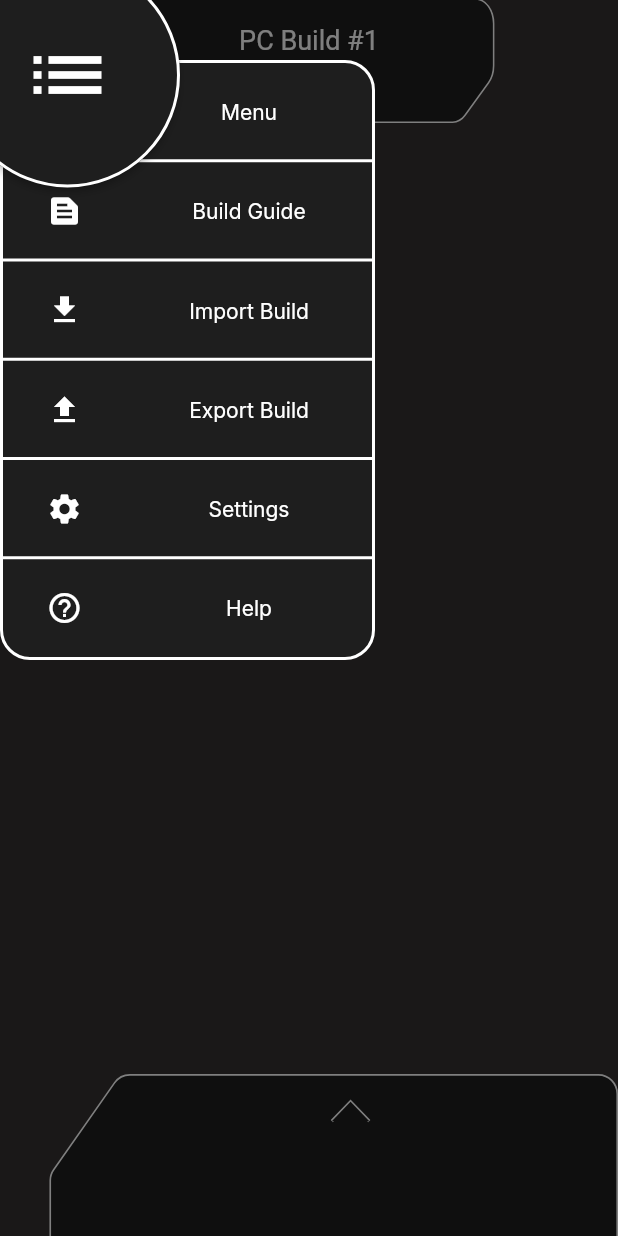
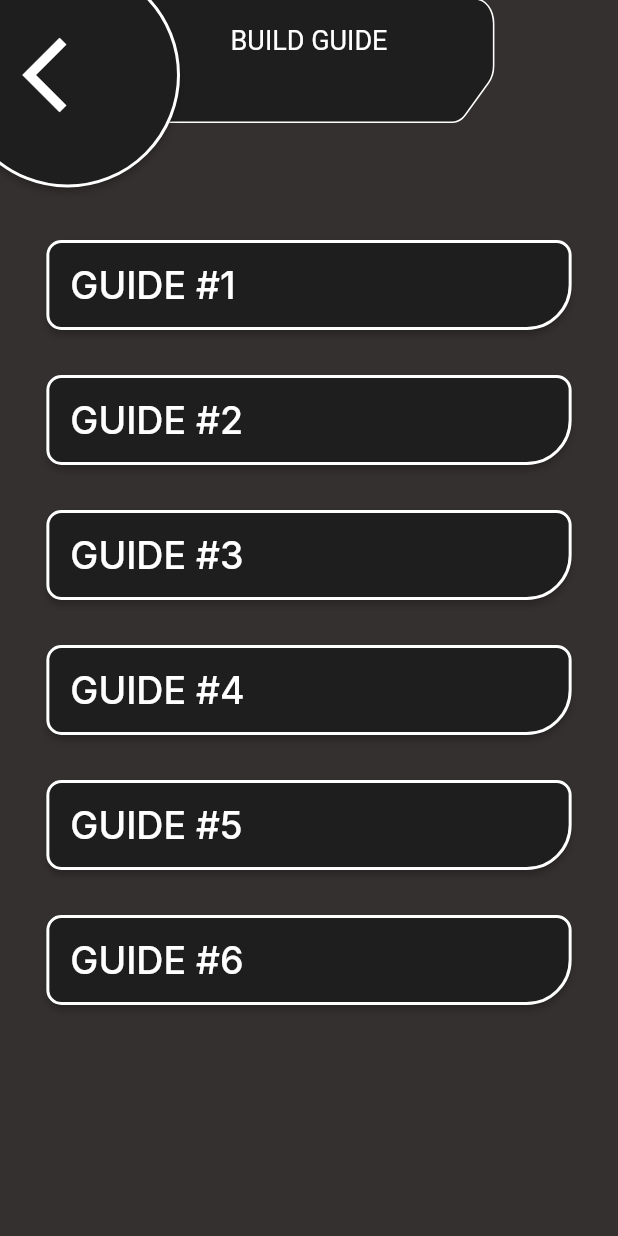
Before and after one commit to DrVilus/project_skripsi_binus, a Flutter app: the BuildSchemaPage screen opened directly, after a tap on the "list" icon, after a tap on "Build Guide", on a phone screen of 412 x 824 dp. Run offline on Flutter 3.47's test engine with Material 2 defaults, Android fonts, the light colour scheme and no system bars; our stand-ins replace google_fonts; missing offline and left inert: connectivity_plus_web, touchable.

Commit message:
BuildGuide page

```diff
--- /dev/null
+++ b/flutter_app/lib/Pages/BuildGuide/BuildGuidePage.dart
@@ -0,0 +1,188 @@
+import 'package:flutter/material.dart';
+import 'package:project_skripsi/UI/CorneredButton.dart';
+import 'package:project_skripsi/UI/CustomAppBarBack.dart';
+import 'package:project_skripsi/UI/Palette.dart';
+
+class BuildGuidePage extends StatefulWidget {
+  const BuildGuidePage({ Key? key }) : super(key: key);
+
+  @override
+  State<BuildGuidePage> createState() => _BuildGuidePageState();
+}
+
+class _BuildGuidePageState extends State<BuildGuidePage> {
+  @override
+  Widget build(BuildContext context) {
+    return Scaffold(
+      body: SafeArea(
+        child: CustomAppBarBack(
+          title: "BUILD GUIDE",
+          children: [
+            Container(
+              margin: const EdgeInsets.fromLTRB(20.0, 160.0, 20.0, 10.0),
+              child: Row(
+                mainAxisAlignment: MainAxisAlignment.center,
+                crossAxisAlignment: CrossAxisAlignment.center,
+                children: [
+                  Column(
+                    mainAxisAlignment: MainAxisAlignment.start,
+                    crossAxisAlignment: CrossAxisAlignment.center,
+                    children: [
+                      Container(
+                        width: MediaQuery.of(context).size.width * 0.85,
+                        child: Row(
+                          children: [
+                            Expanded(
+                              child: CorneredButton(
+                                onPressed: () {},
+                                child: Align(
+                                  alignment: Alignment.centerLeft,
+                                  child: Container(
+                                    padding: const EdgeInsets.only(top: 15, bottom: 15),
+                                    child: Text(
+                                      "GUIDE #1",
+                                      style: TextStyles.interStyleBuildGuidePage,
+                                    ),
+                                  ),
+                                ),
+                              ),
+                            ),
+                          ],
+                        ),
+                      ),
+                      const SizedBox(
+                        height: 30,
+                      ),
+                      Container(
+                        width: MediaQuery.of(context).size.width * 0.85,
+                        child: Row(
+                          children: [
+                            Expanded(
+                              child: CorneredButton(
+                                onPressed: () {},
+                                child: Align(
+                                  alignment: Alignment.centerLeft,
+                                  child: Container(
+                                    padding: const EdgeInsets.only(top: 15, bottom: 15),
+                                    child: Text(
+                                      "GUIDE #2",
+                                      style: TextStyles.interStyleBuildGuidePage,
+                                    ),
+                                  ),
+                                ),
+                              ),
+                            ),
+                          ],
+                        ),
+                      ),
+                      const SizedBox(
+                        height: 30,
+                      ),
+                      Container(
+                        width: MediaQuery.of(context).size.width * 0.85,
+                        child: Row(
+                          children: [
+                            Expanded(
+                              child: CorneredButton(
+                                onPressed: () {},
+                                child: Align(
+                                  alignment: Alignment.centerLeft,
+                                  child: Container(
+                                    padding: const EdgeInsets.only(top: 15, bottom: 15),
+                                    child: Text(
+                                      "GUIDE #3",
+                                      style: TextStyles.interStyleBuildGuidePage,
+                                    ),
+                                  ),
+                                ),
+                              ),
+                            ),
+                          ],
+                        ),
+                      ),
+                      const SizedBox(
+                        height: 30,
+                      ),
+                      Container(
+                        width: MediaQuery.of(context).size.width * 0.85,
+                        child: Row(
+                          children: [
+                            Expanded(
+                              child: CorneredButton(
+                                onPressed: () {},
+                                child: Align(
+                                  alignment: Alignment.centerLeft,
+                                  child: Container(
+                                    padding: const EdgeInsets.only(top: 15, bottom: 15),
+                                    child: Text(
+                                      "GUIDE #4",
+                                      style: TextStyles.interStyleBuildGuidePage,
+                                    ),
+                                  ),
+                                ),
+                              ),
+                            ),
+                          ],
+                        ),
+                      ),
+                      const SizedBox(
+                        height: 30,
+                      ),
+                      Container(
+                        width: MediaQuery.of(context).size.width * 0.85,
+                        child: Row(
+                          children: [
+                            Expanded(
+                              child: CorneredButton(
+                                onPressed: () {},
+                                child: Align(
+                                  alignment: Alignment.centerLeft,
+                                  child: Container(
+                                    padding: const EdgeInsets.only(top: 15, bottom: 15),
+                                    child: Text(
+                                      "GUIDE #5",
+                                      style: TextStyles.interStyleBuildGuidePage,
+                                    ),
+                                  ),
+                                ),
+                              ),
+                            ),
+                          ],
+                        ),
+                      ),
+                      const SizedBox(
+                        height: 30,
+                      ),
+                      Container(
+                        width: MediaQuery.of(context).size.width * 0.85,
+                        child: Row(
+                          children: [
+                            Expanded(
+                              child: CorneredButton(
+                                onPressed: () {},
+                                child: Align(
+                                  alignment: Alignment.centerLeft,
+                                  child: Container(
+                                    padding: const EdgeInsets.only(top: 15, bottom: 15),
+                                    child: Text(
+                                      "GUIDE #6",
+                                      style: TextStyles.interStyleBuildGuidePage,
+                                    ),
+                                  ),
+                                ),
+                              ),
+                            ),
+                          ],
+                        ),
+                      ),
+                    ],
+                  )
+                ],
+              ),
+            ),
+          ],
+        ),
+      )
+    );
+  }
+}
--- /dev/null
+++ b/flutter_app/lib/UI/CustomAppBarBack.dart
@@ -0,0 +1,77 @@
+import 'package:flutter/cupertino.dart';
+import 'package:flutter/material.dart';
+import 'package:project_skripsi/UI/CustomAppbar.dart';
+import 'package:project_skripsi/UI/Palette.dart';
+
+
+class CustomAppBarBack extends StatefulWidget {
+  const CustomAppBarBack({ Key? key, this.title, required this.children }) : super(key: key);
+
+  final String? title;
+  final List<Widget> children;
+
+  @override
+  State<CustomAppBarBack> createState() => _CustomAppBarBackState();
+}
+
+class _CustomAppBarBackState extends State<CustomAppBarBack> {
+  @override
+  Widget build(BuildContext context) {
+    return Stack(
+      children: [
+        Positioned(
+          top: 0,
+          left: 0,
+          child: CustomPaint(
+            size: Size(MediaQuery.of(context).size.width,(MediaQuery.of(context).size.width*0.1806853582554517).toDouble()), //You can Replace [WIDTH] with your desired width for Custom Paint and height will be calculated automatically
+            painter: CustomPainterAppbar(),
+            child: SizedBox(
+                width: MediaQuery.of(context).size.width*0.8,
+                height: MediaQuery.of(context).size.height*0.1,
+                child: Padding(
+                  padding:  EdgeInsets.only(
+                      top: 16,
+                      left: MediaQuery.of(context).size.width*0.2
+                  ),
+                  child: Wrap(
+                    alignment: WrapAlignment.center,
+                    children: [
+                      Text(
+                        widget.title ?? "",
+                        style: const TextStyle(
+                            color: Colors.white,
+                            fontSize: 18),
+                        softWrap: true,
+                      ),
+                    ],
+                  ),
+                )
+            ),
+          ),
+        ),
+        ...widget.children,
+        Positioned(
+          top: -25,
+          left: -30,
+          child: ElevatedButton(
+            child: const Icon(
+              Icons.arrow_back_ios,
+              color: Colors.white,
+              size: 60,
+              semanticLabel: 'Text to announce in accessibility modes',
+            ),
+            onPressed: () {
+              Navigator.pop(context);
+            },
+            style: ElevatedButton.styleFrom(
+                fixedSize: const Size(150, 150),
+                shape: const CircleBorder(),
+                primary: Palette.widgetBackground1,
+                side: const BorderSide(width: 2, color: Colors.white)
+            ),
+          ),
+        ),
+      ],
+    );
+  }
+}
--- a/flutter_app/lib/UI/CustomAppbar.dart
+++ b/flutter_app/lib/UI/CustomAppbar.dart
@@ -1,5 +1,6 @@
 import 'package:flutter/cupertino.dart';
 import 'package:flutter/material.dart';
+import 'package:project_skripsi/Pages/BuildGuide/BuildGuidePage.dart';
 import 'package:project_skripsi/Pages/BuildSchema/ChoosePartsWidget.dart';
 import 'package:project_skripsi/UI/CustomContainer.dart';
 import 'package:project_skripsi/Variables/GlobalVariables.dart';
@@ -123,7 +124,18 @@ class _CustomAppbarState extends State<CustomAppbar> {
                     ),
                     Expanded(
                         child: MenuButton(
-                          onPressed: () {},
+                          onPressed: () {
+                            _toggleMenu();
+                            Navigator.push(
+                              context,
+                              PageRouteBuilder(
+                                pageBuilder:
+                                  (context, animation1, animation2) =>
+                                    const BuildGuidePage(),
+                                      transitionDuration: Duration.zero,
+                              ),
+                            );
+                          },
                           iconData: Icons.text_snippet,
                           text: 'Build Guide',
                         )
--- a/flutter_app/lib/UI/Palette.dart
+++ b/flutter_app/lib/UI/Palette.dart
@@ -10,4 +10,5 @@ class Palette {
 
 class TextStyles {
   static var interStyle1 = GoogleFonts.inter(color: Colors.white);
+  static var interStyleBuildGuidePage = GoogleFonts.inter(color: Colors.white, fontSize: 25);
 }
```
